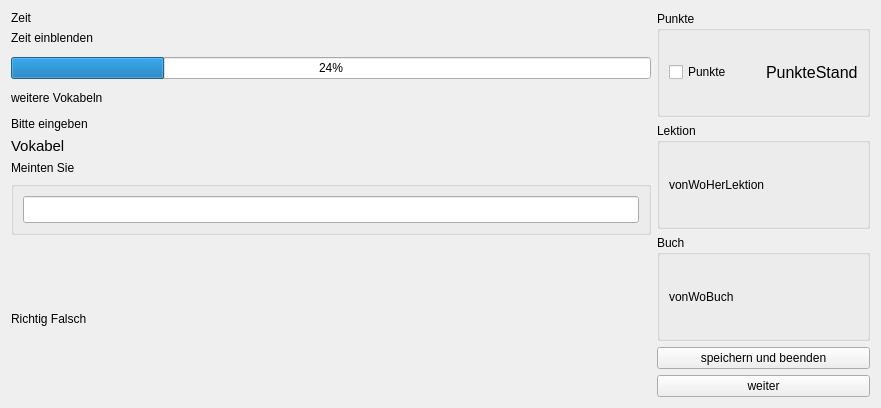
The window that UIs/WindowAbfrage.ui (JPaehr/VokabelTrainer) describes before a commit, drawn with Qt 5.
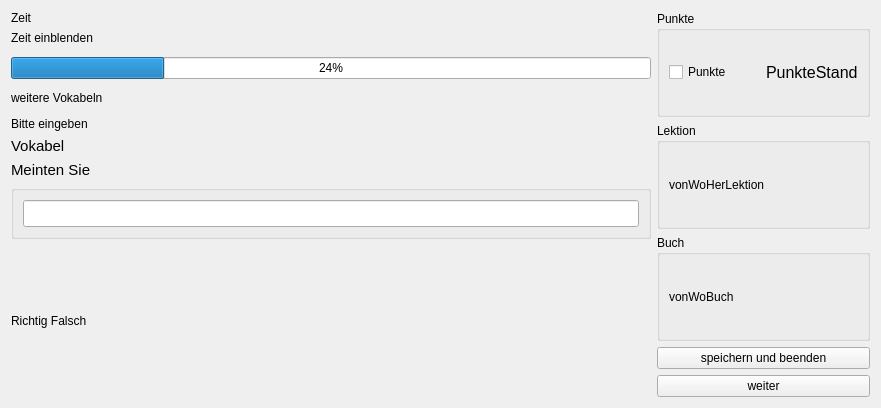
The same window after the commit. Custom widgets are drawn as their Qt base class.

Commit message: changed order of statements in querywindow

```diff
--- a/UIs/WindowAbfrage.ui
+++ b/UIs/WindowAbfrage.ui
@@ -103,6 +103,11 @@
        </item>
        <item>
         <widget class="QLabel" name="labMeintenSie">
+         <property name="font">
+          <font>
+           <pointsize>11</pointsize>
+          </font>
+         </property>
          <property name="text">
           <string>Meinten Sie</string>
          </property>
```
The commit also changes 1 other file.
